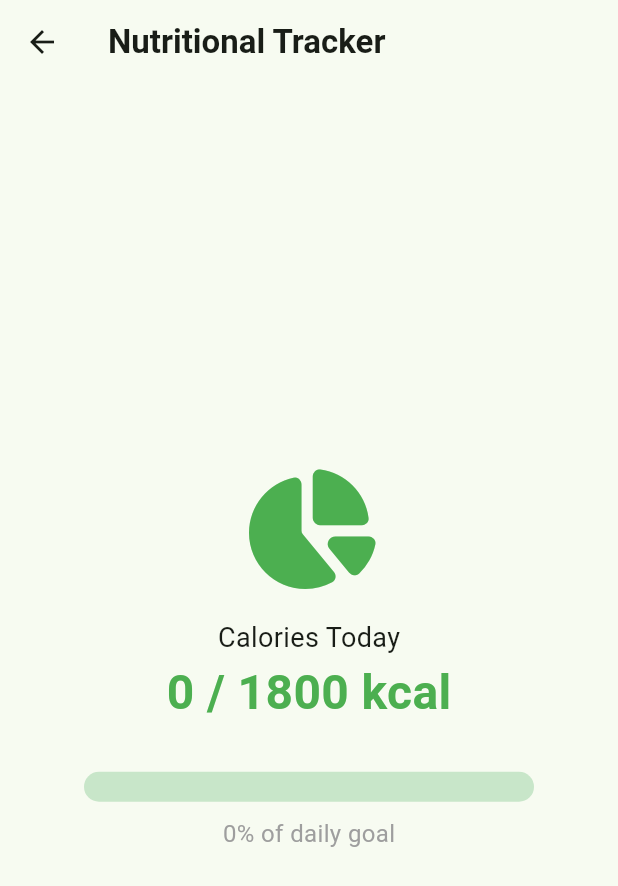
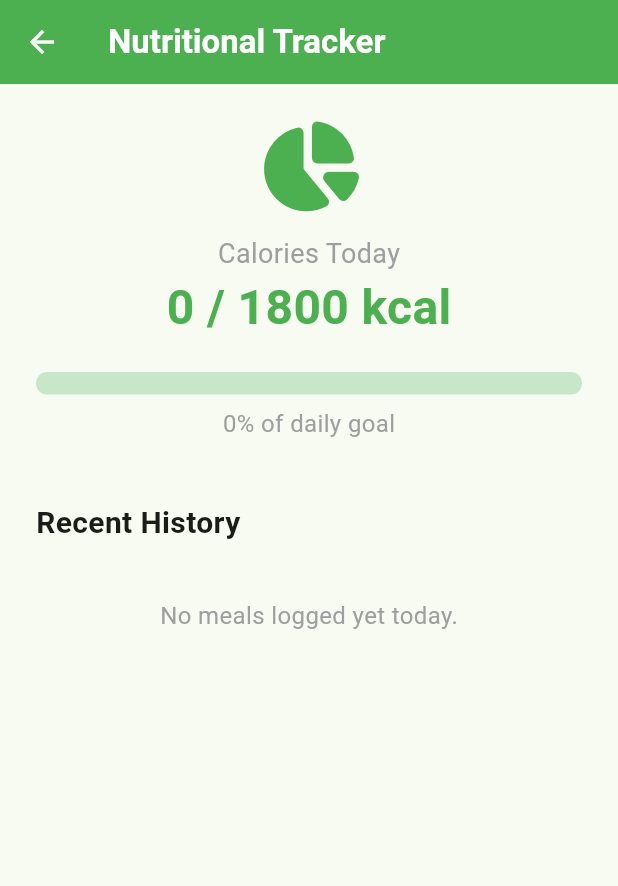
Before and after one commit to Nitezio/Smart_Diet_Assistant_for_SWE3001-1, a Flutter app: the TrackerTab screen opened directly, on a phone screen of 412 x 824 dp. Shown: the top 886 px of the screen. Run offline on Flutter 3.47's test engine with Material 3 defaults, Android fonts, the phone set to English and light mode, and no system bars; our stand-ins replace flutter_dotenv, font_awesome_flutter, google_generative_ai, shared_preferences; accounts and stored records are empty.

Commit message:
feat: implement meal history tracking and time-based validation logic

```diff
--- a/lib/providers/app_state.dart
+++ b/lib/providers/app_state.dart
@@ -23,6 +23,35 @@ class FoodItem {
   );
 }
 
+// 🟢 NEW: Model for Meal History
+class MealHistoryItem {
+  final String mealType;
+  final String dishName;
+  final int calories;
+  final DateTime timestamp;
+
+  MealHistoryItem({
+    required this.mealType,
+    required this.dishName,
+    required this.calories,
+    required this.timestamp,
+  });
+
+  Map<String, dynamic> toJson() => {
+    'mealType': mealType,
+    'dishName': dishName,
+    'calories': calories,
+    'timestamp': timestamp.toIso8601String(),
+  };
+
+  factory MealHistoryItem.fromJson(Map<String, dynamic> json) => MealHistoryItem(
+    mealType: json['mealType'],
+    dishName: json['dishName'],
+    calories: json['calories'],
+    timestamp: DateTime.parse(json['timestamp']),
+  );
+}
+
 class AppState with ChangeNotifier {
   final GeminiService _aiService = GeminiService();
 
@@ -35,7 +64,8 @@ class AppState with ChangeNotifier {
   // --- PERSISTENCE & LOGGING DATA ---
   int _consumedCalories = 0;
   final int _calorieGoal = 1800;
-  List<String> _loggedMeals = []; // IDs or names of meals logged today (e.g., "Breakfast")
+  List<String> _loggedMeals = []; // IDs of meals logged today (e.g., "Breakfast")
+  List<MealHistoryItem> _history = []; // 🟢 Global history list
 
   // --- ADMIN DATA (FOOD DATABASE) ---
   List<FoodItem> _foodDatabase = [
@@ -60,6 +90,7 @@ class AppState with ChangeNotifier {
   int get consumedCalories => _consumedCalories;
   int get calorieGoal => _calorieGoal;
   List<String> get loggedMeals => _loggedMeals;
+  List<MealHistoryItem> get history => _history; // 🟢 Getter for history
 
   Future<void> _loadState() async {
     final prefs = await SharedPreferences.getInstance();
@@ -84,7 +115,14 @@ class AppState with ChangeNotifier {
       _loggedMeals = prefs.getStringList('logged_meals') ?? [];
     }
 
-    // 3. Load Food DB (Optional: in case admin edits persisted)
+    // 3. Load Global History
+    final historyData = prefs.getString('meal_history');
+    if (historyData != null) {
+      final List decoded = json.decode(historyData);
+      _history = decoded.map((e) => MealHistoryItem.fromJson(e)).toList();
+    }
+
+    // 4. Load Food DB
     final dbData = prefs.getString('food_database');
     if (dbData != null) {
       final List decoded = json.decode(dbData);
@@ -118,12 +156,9 @@ class AppState with ChangeNotifier {
     _currentMealPlan = null;
     _consumedCalories = 0;
     _loggedMeals = [];
+    _history = [];
     final prefs = await SharedPreferences.getInstance();
-    await prefs.remove('user_profile');
-    await prefs.remove('current_meal_plan');
-    await prefs.remove('meal_plan_date');
-    await prefs.remove('consumed_calories');
-    await prefs.remove('logged_meals');
+    await prefs.clear(); // Clear all on logout
     notifyListeners();
   }
 
@@ -132,7 +167,6 @@ class AppState with ChangeNotifier {
     _isLoading = true;
     notifyListeners();
 
-    // AI Context Sync: Passing Food Database, Cuisine Type, and specific meals to AI
     final newPlan = await _aiService.generateMealPlan(
       _user!,
       _foodDatabase,
@@ -145,21 +179,14 @@ class AppState with ChangeNotifier {
       _currentMealPlan = newPlan;
     } else {
       _currentMealPlan = newPlan;
-
-      // LOGIC: Reset calorie/logging state
       if (mealsToChange == null || mealsToChange.length >= 4) {
-        // Full Reset
         _consumedCalories = 0;
         _loggedMeals = [];
       } else {
-        // Partial Reset: Remove logging status ONLY for the regenerated meals
-        // Note: Calories are tricky to subtract precisely without a structured DB,
-        // so we reset them to 0 to be safe and let user re-log current state.
         _consumedCalories = 0;
         _loggedMeals.removeWhere((m) => mealsToChange.contains(m));
       }
 
-      // Persist session
       final prefs = await SharedPreferences.getInstance();
       final today = DateFormat('yyyy-MM-dd').format(DateTime.now());
       await prefs.setString('current_meal_plan', _currentMealPlan!);
@@ -172,15 +199,25 @@ class AppState with ChangeNotifier {
     notifyListeners();
   }
 
-  void logMeal(String mealType, int calories) async {
-    if (_loggedMeals.contains(mealType)) return; // Prevent double logging
+  // 🟢 UPDATED: Log meal with history tracking
+  void logMeal(String mealType, String dishName, int calories) async {
+    if (_loggedMeals.contains(mealType)) return;
 
     _consumedCalories += calories;
     _loggedMeals.add(mealType);
 
+    // Add to History
+    _history.insert(0, MealHistoryItem(
+      mealType: mealType,
+      dishName: dishName,
+      calories: calories,
+      timestamp: DateTime.now(),
+    ));
+
     final prefs = await SharedPreferences.getInstance();
     await prefs.setInt('consumed_calories', _consumedCalories);
     await prefs.setStringList('logged_meals', _loggedMeals);
+    await prefs.setString('meal_history', json.encode(_history.map((e) => e.toJson()).toList()));
 
     notifyListeners();
   }
--- a/lib/screens/home_screen.dart
+++ b/lib/screens/home_screen.dart
@@ -60,7 +60,48 @@ class _HomeScreenState extends State<HomeScreen> {
 class MealPlanTab extends StatelessWidget {
   const MealPlanTab({super.key});
 
-  // 1. Confirmation Dialog (Swapped Buttons & Colors)
+  // 🔴 TIME LOGIC: Get current logical meal period
+  String _getCurrentMealPeriod() {
+    final hour = DateTime.now().hour;
+    if (hour >= 5 && hour < 11) return "Breakfast";
+    if (hour >= 11 && hour < 16) return "Lunch";
+    if (hour >= 16 && hour < 18) return "Snack";
+    if (hour >= 18 && hour < 23) return "Dinner";
+    return "Late Snack";
+  }
+
+  void _handleLogAttempt(BuildContext context, AppState state, String mealType, String dishName, int calories) {
+    final currentPeriod = _getCurrentMealPeriod();
+
+    if (mealType != currentPeriod) {
+      // 🟢 PROGRAMMED LOGIC: Ask for confirmation if timing doesn't match
+      showDialog(
+        context: context,
+        builder: (ctx) => AlertDialog(
+          title: const Text("Timing Mismatch"),
+          content: Text("Did you have $mealType for $currentPeriod as the timing do not match?"),
+          actions: [
+            TextButton(
+              onPressed: () => Navigator.pop(ctx),
+              child: const Text("No", style: TextStyle(color: Colors.red)),
+            ),
+            ElevatedButton(
+              onPressed: () {
+                Navigator.pop(ctx);
+                state.logMeal(mealType, dishName, calories);
+              },
+              style: ElevatedButton.styleFrom(backgroundColor: Colors.green),
+              child: const Text("Yes, I ate this"),
+            ),
+          ],
+        ),
+      );
+    } else {
+      // Normal logging
+      state.logMeal(mealType, dishName, calories);
+    }
+  }
+
   void _showChangeConfirmation(BuildContext context, AppState state) {
     showDialog(
       context: context,
@@ -68,7 +109,6 @@ class MealPlanTab extends StatelessWidget {
         title: const Text("Change Menu?"),
         content: const Text("Are you sure you want to change current menu? This will replace your selected meals."),
         actions: [
-          // 🟢 Left: Yes (Green)
           ElevatedButton(
             onPressed: () {
               Navigator.pop(ctx);
@@ -77,7 +117,6 @@ class MealPlanTab extends StatelessWidget {
             style: ElevatedButton.styleFrom(backgroundColor: Colors.green, foregroundColor: Colors.white),
             child: const Text("Yes"),
           ),
-          // 🔴 Right: No (Red)
           TextButton(
             onPressed: () => Navigator.pop(ctx),
             style: TextButton.styleFrom(foregroundColor: Colors.red),
@@ -88,7 +127,6 @@ class MealPlanTab extends StatelessWidget {
     );
   }
 
-  // 2. Meal Selection Dialog (Partial Change)
   void _showMealSelectionDialog(BuildContext context, AppState state) {
     showDialog(
       context: context,
@@ -103,13 +141,10 @@ class MealPlanTab extends StatelessWidget {
     );
   }
 
-  // 3. Cuisine Picker
   void _showCuisinePicker(BuildContext context, AppState state, List<String> mealsToChange) {
     showModalBottomSheet(
       context: context,
-      shape: const RoundedRectangleBorder(
-        borderRadius: BorderRadius.vertical(top: Radius.circular(20)),
-      ),
+      shape: const RoundedRectangleBorder(borderRadius: BorderRadius.vertical(top: Radius.circular(20))),
       builder: (context) {
         return Container(
           padding: const EdgeInsets.all(24),
@@ -117,10 +152,7 @@ class MealPlanTab extends StatelessWidget {
             mainAxisSize: MainAxisSize.min,
             crossAxisAlignment: CrossAxisAlignment.start,
             children: [
-              const Text(
-                "Choose Your Cuisine",
-                style: TextStyle(fontSize: 20, fontWeight: FontWeight.bold),
-              ),
+              const Text("Choose Your Cuisine", style: TextStyle(fontSize: 20, fontWeight: FontWeight.bold)),
               const SizedBox(height: 8),
               const Text("Select a style for the regeneration:", style: TextStyle(color: Colors.grey)),
               const SizedBox(height: 20),
@@ -321,6 +353,9 @@ class MealPlanTab extends StatelessWidget {
       calories = int.tryParse(calMatch.group(1)!) ?? 400;
     }
 
+    // Extract dish name
+    String dishName = content.split('-').first.trim();
+
     return Card(
       elevation: 3,
       shape: RoundedRectangleBorder(borderRadius: BorderRadius.circular(12)),
@@ -344,7 +379,7 @@ class MealPlanTab extends StatelessWidget {
           trailing: IconButton(
             icon: Icon(isLogged ? Icons.check_circle : Icons.check_circle_outline, color: isLogged ? Colors.green : Colors.grey),
             tooltip: isLogged ? "Logged" : "Log this meal",
-            onPressed: isLogged ? null : () => state.logMeal(title, calories),
+            onPressed: isLogged ? null : () => _handleLogAttempt(context, state, title, dishName, calories),
           ),
         ),
       ),
@@ -434,19 +469,20 @@ class TrackerTab extends StatelessWidget {
     final percentage = (state.consumedCalories / state.calorieGoal).clamp(0.0, 1.0);
 
     return Scaffold(
-      appBar: AppBar(title: const Text("Nutritional Tracker")),
-      body: Center(
+      appBar: AppBar(title: const Text("Nutritional Tracker"), backgroundColor: Colors.green, foregroundColor: Colors.white),
+      body: SingleChildScrollView(
+        padding: const EdgeInsets.all(24),
         child: Column(
-          mainAxisAlignment: MainAxisAlignment.center,
+          crossAxisAlignment: CrossAxisAlignment.center,
           children: [
-            const FaIcon(FontAwesomeIcons.chartPie, size: 80, color: Colors.green),
+            const FaIcon(FontAwesomeIcons.chartPie, size: 60, color: Colors.green),
+            const SizedBox(height: 16),
+            const Text("Calories Today", style: TextStyle(fontSize: 18, color: Colors.grey)),
+            Text("${state.consumedCalories} / ${state.calorieGoal} kcal", style: const TextStyle(fontSize: 32, fontWeight: FontWeight.bold, color: Colors.green)),
             const SizedBox(height: 20),
-            const Text("Calories Today", style: TextStyle(fontSize: 18)),
-            Text("${state.consumedCalories} / ${state.calorieGoal} kcal", style: const TextStyle(fontSize: 32, fontWeight: FontWeight.bold, color: Colors.green)),
-            const SizedBox(height: 30),
             Container(
-                height: 20,
-                width: 300,
+                height: 15,
+                width: double.infinity,
                 decoration: BoxDecoration(color: Colors.green.shade100, borderRadius: BorderRadius.circular(10)),
                 child: FractionallySizedBox(
                     alignment: Alignment.centerLeft,
@@ -454,8 +490,45 @@ class TrackerTab extends StatelessWidget {
                     child: Container(decoration: BoxDecoration(color: Colors.green, borderRadius: BorderRadius.circular(10)))
                 )
             ),
-            const SizedBox(height: 10),
+            const SizedBox(height: 8),
             Text("${(percentage * 100).toInt()}% of daily goal", style: const TextStyle(color: Colors.grey)),
+
+            const SizedBox(height: 40),
+            const Align(
+              alignment: Alignment.centerLeft,
+              child: Text("Recent History", style: TextStyle(fontSize: 20, fontWeight: FontWeight.bold)),
+            ),
+            const SizedBox(height: 16),
+
+            if (state.history.isEmpty)
+              const Padding(
+                padding: EdgeInsets.only(top: 20.0),
+                child: Text("No meals logged yet today.", style: TextStyle(color: Colors.grey)),
+              )
+            else
+              ListView.builder(
+                shrinkWrap: true,
+                physics: const NeverScrollableScrollPhysics(),
+                itemCount: state.history.length,
+                itemBuilder: (context, index) {
+                  final item = state.history[index];
+                  final timeStr = DateFormat('h:mm a').format(item.timestamp);
+                  final dateStr = DateFormat('d MMM').format(item.timestamp);
+
+                  return Card(
+                    margin: const EdgeInsets.only(bottom: 10),
+                    child: ListTile(
+                      leading: CircleAvatar(
+                        backgroundColor: Colors.green.shade50,
+                        child: Text(item.mealType[0], style: const TextStyle(color: Colors.green, fontWeight: FontWeight.bold)),
+                      ),
+                      title: Text(item.dishName, style: const TextStyle(fontWeight: FontWeight.bold)),
+                      subtitle: Text("${item.mealType} • $dateStr, $timeStr"),
+                      trailing: Text("+${item.calories} kcal", style: const TextStyle(color: Colors.green, fontWeight: FontWeight.bold)),
+                    ),
+                  );
+                },
+              ),
           ],
         ),
       ),
```
Also changed, not shown: 1 other file.
